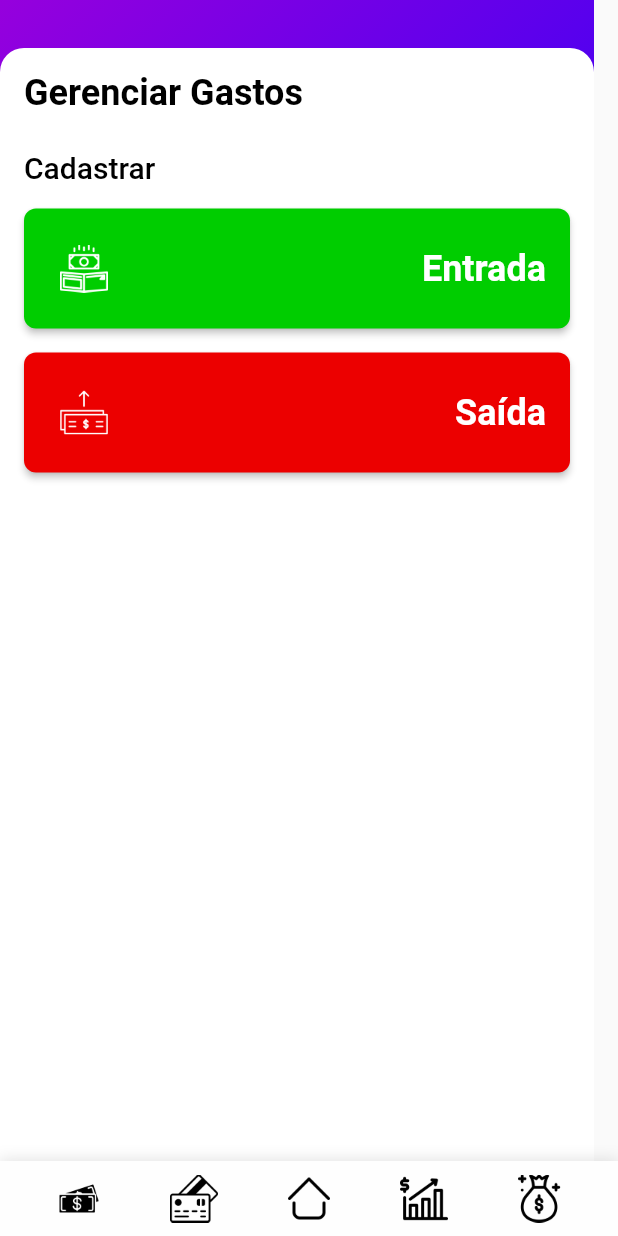
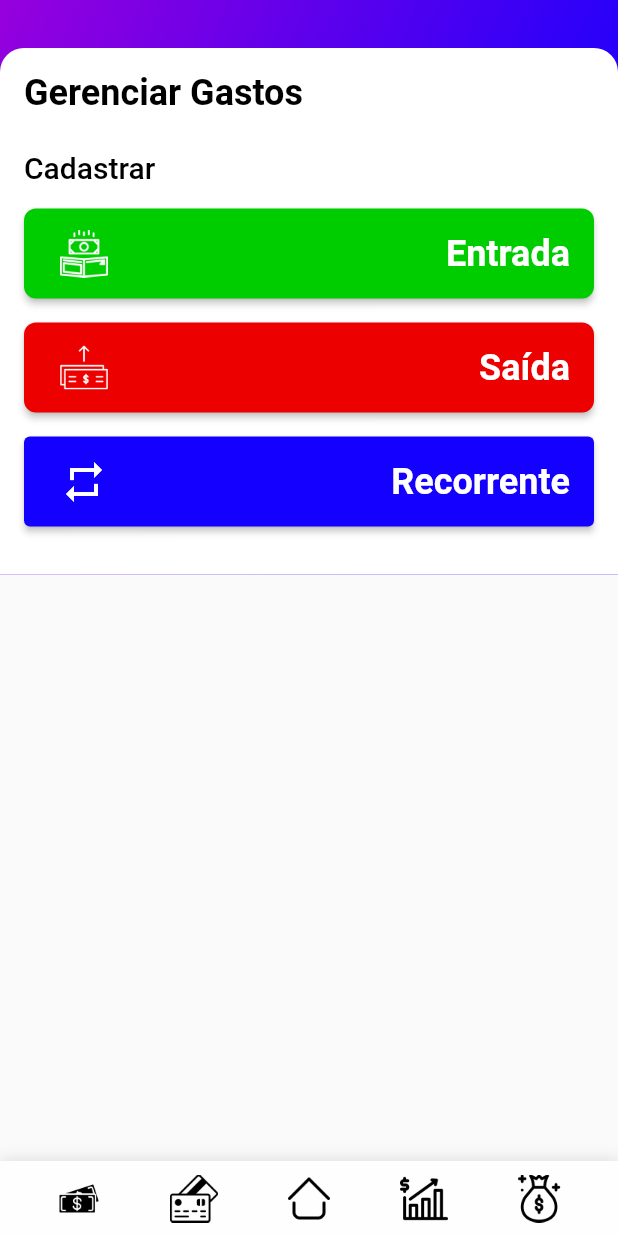
Before and after one commit to helder-luan/finances, a Flutter app: the GastoScreen screen opened directly, on a phone screen of 412 x 824 dp. Run offline on Flutter 3.47's test engine with Material 2 defaults, Android fonts, the light colour scheme and no system bars; our stand-ins replace flutter_colorpicker, flutter_native_splash, gradient_borders, motion_toast, sqflite; missing offline and left inert: mask, validatorless; accounts and stored records are empty.

Commit message:
tela de gerencia de gastos recorrentes e ajustes na tela de gastos

```diff
--- a/lib/src/data/providers/contracts/transacao_provider.dart
+++ b/lib/src/data/providers/contracts/transacao_provider.dart
@@ -8,4 +8,5 @@ abstract class TransacaoProvider extends CRUDProvider {
   Future<List<Map<String, dynamic>>> recoverAllByDateAndCard(String date, String cardId);
   Future<List<Map<String, dynamic>>> recoverAllByDateRangeAndCard(String startDate, String endDate, String cardId);
   Future<List<Map<String, dynamic>>> recoverAllByMonthReferenceAndCard(int monthReference, String cardId);
+  Future<List<Map<String, dynamic>>> recoverAllGastoMensal();
 }
--- a/lib/src/ui/screens/DetalhesTransacao/index.dart
+++ b/lib/src/ui/screens/DetalhesTransacao/index.dart
@@ -127,7 +127,7 @@ class _DetalhesTransacaoState extends State<DetalhesTransacao> {
                                 size: 20,
                               ),
                               TextComponent(
-                                text: widget.transacao.detalhes.toString() != " " ? "Nenhum detalhe adicionado" : widget.transacao.detalhes.toString(),
+                                text: widget.transacao.detalhes.toString() == " " ? "Nenhum detalhe adicionado" : '"${widget.transacao.detalhes.toString()}"',
                               ),
                             ],
                           ),
--- a/lib/src/ui/screens/Gasto/index.dart
+++ b/lib/src/ui/screens/Gasto/index.dart
@@ -4,6 +4,7 @@ import 'package:finances/src/ui/components/BottomMenu/index.dart';
 import 'package:finances/src/ui/components/Button/index.dart';
 import 'package:finances/src/ui/components/TextComponent/index.dart';
 import 'package:finances/src/ui/screens/Gasto/GastoFlow/EntradaScreen/index.dart';
+import 'package:finances/src/ui/screens/Gasto/GastoFlow/Recorrente/index.dart';
 import 'package:finances/src/ui/screens/Gasto/GastoFlow/SaidaScreen/index.dart';
 import 'package:flutter/material.dart';
 
@@ -29,7 +30,7 @@ class _GastoScreenState extends State<GastoScreen> {
                 Container(
                   margin: const EdgeInsets.only(top: 32.0),
                   padding: const EdgeInsets.all(16.0),
-                  height: MediaQuery.of(context).size.height,
+                  width: MediaQuery.of(context).size.width,
                   decoration: const BoxDecoration(
                     color: Colors.white,
                     borderRadius: BorderRadius.only(
@@ -50,8 +51,8 @@ class _GastoScreenState extends State<GastoScreen> {
                       ),
                       Container(
                         margin: const EdgeInsets.only(bottom: 16.0),
-                        height: 80,
-                        width: MediaQuery.of(context).size.width-48,
+                        height: 60,
+                        width: MediaQuery.of(context).size.width-32,
                         child: ButtonComponent(
                           onPressed: () {
                             Navigator.push(
@@ -85,8 +86,8 @@ class _GastoScreenState extends State<GastoScreen> {
                       ),
                       Container(
                         margin: const EdgeInsets.only(bottom: 16.0),
-                        height: 80,
-                        width: MediaQuery.of(context).size.width-48,
+                        height: 60,
+                        width: MediaQuery.of(context).size.width-32,
                         child: ButtonComponent(
                           onPressed: () {
                             Navigator.push(
@@ -99,17 +100,46 @@ class _GastoScreenState extends State<GastoScreen> {
                             mainAxisAlignment: MainAxisAlignment.spaceBetween,
                             children: [
                               IconButton(
-                                onPressed: () {
-                                  Navigator.push(
-                                    context,
-                                    MaterialPageRoute(builder: (context) => const SaidaScreen()),
-                                  );
-                                },
+                                onPressed: () {},
                                 icon: Image(image: AssetImage(AppImages.saida)),
                                 iconSize: 32,
                               ),
                               TextComponent(
                                 text: 'Saída',
+                                color: Colors.white,
+                                weight: FontWeight.bold,
+                                size: 24.0,
+                              ),
+                            ],
+                          ),
+                        ),
+                      ),
+                      Container(
+                        margin: const EdgeInsets.only(bottom: 16.0),
+                        height: 60,
+                        width: MediaQuery.of(context).size.width-32,
+                        child: ElevatedButton(
+                          onPressed: () {
+                            Navigator.push(
+                              context,
+                              MaterialPageRoute(builder: (context) => const CobrancaRecorrenteScreen()),
+                            );
+                          },
+                          child: Row(
+                            mainAxisAlignment: MainAxisAlignment.spaceBetween,
+                            children: [
+                              IconButton(
+                                onPressed: () {
+                                  Navigator.push(
+                                    context,
+                                    MaterialPageRoute(builder: (context) => const CobrancaRecorrenteScreen()),
+                                  );
+                                },
+                                icon: const Icon(Icons.repeat),
+                                iconSize: 32,
+                              ),
+                              TextComponent(
+                                text: 'Recorrente',
                                 color: Colors.white,
                                 weight: FontWeight.bold,
                                 size: 24.0,
--- a/lib/src/ui/screens/Historico/index.dart
+++ b/lib/src/ui/screens/Historico/index.dart
@@ -1,3 +1,4 @@
+
 
 import 'package:finances/src/controllers/gasto_controller.dart';
 import 'package:finances/src/controllers/mes_referencia_controller.dart';
```
Also changed, not shown: lib/src/controllers/gasto_controller.dart (+9 -3 lines), lib/src/data/providers/database_providers/transacao_db_provider.dart (+8 -1 lines), lib/src/data/repositories/transacao_repository.dart (+12 -0 lines), lib/src/ui/screens/Gasto/GastoFlow/Recorrente/index.dart (added, +124 -0 lines), lib/src/ui/screens/Home/index.dart (+5 -3 lines).
